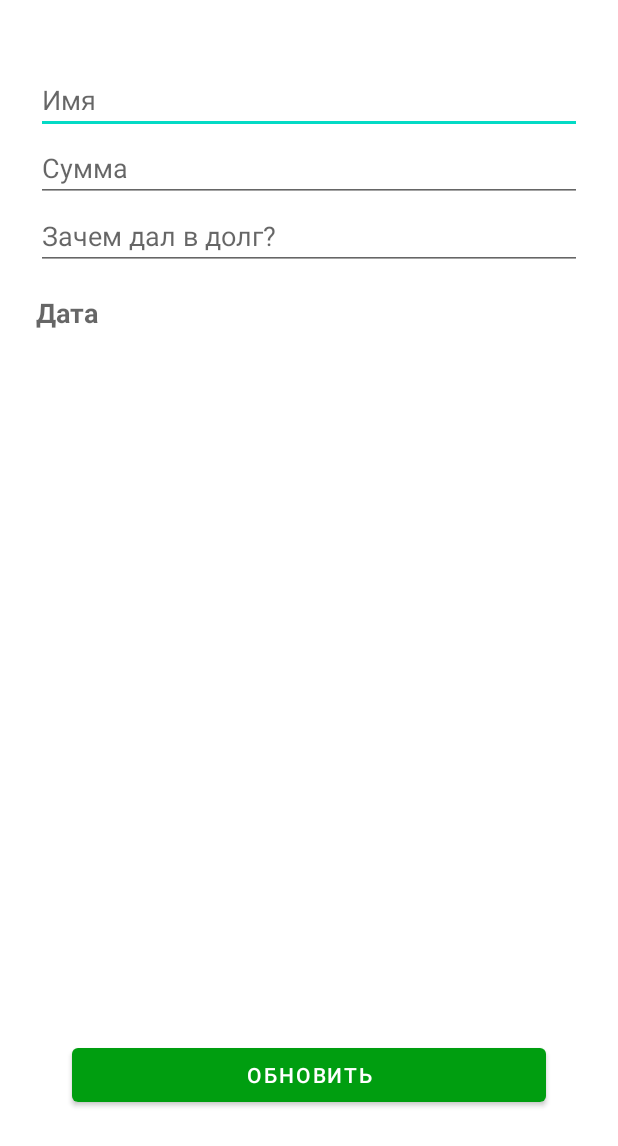
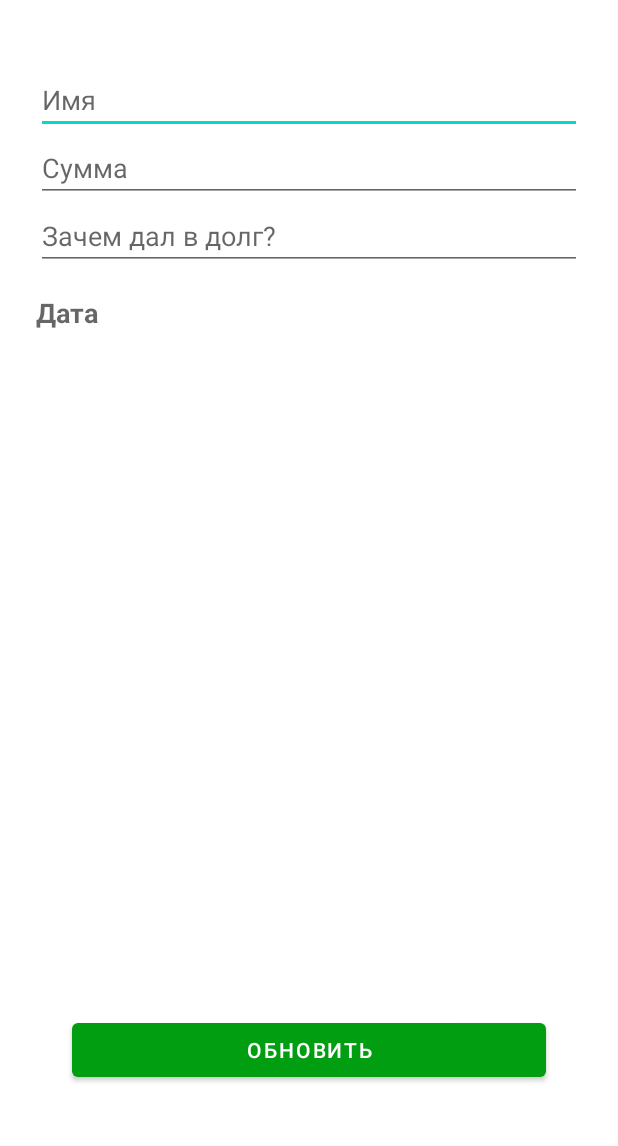
Before and after one commit to llxodz/ListOfDebtors, an Android app: the layout fragment_update.xml on its own in the app's theme, with its tools: preview values and no code run, on a phone screen of 412 x 824 dp. Shown: the top 1146 px of the screen. Run offline under Robolectric (Android 15) with nearby library versions, the phone set to English and light mode, and no system bars.

Commit message:
fix bugs

```diff
--- a/app/src/main/res/layout/fragment_add.xml
+++ b/app/src/main/res/layout/fragment_add.xml
@@ -29,7 +29,7 @@
         android:layout_marginStart="24dp"
         android:layout_marginEnd="24dp"
         android:ems="10"
-        android:inputType="phone"
+        android:inputType="numberPassword"
         android:hint="@string/et_amount"
         app:layout_constraintEnd_toEndOf="parent"
         app:layout_constraintHorizontal_bias="0.5"
@@ -72,10 +72,9 @@
         android:layout_width="0dp"
         android:layout_height="wrap_content"
         android:layout_marginStart="48dp"
-        android:layout_marginTop="200dp"
+        android:layout_marginBottom="100dp"
         android:layout_marginEnd="48dp"
         android:text="@string/add_btn"
-        app:layout_constraintTop_toTopOf="@+id/et_timestamp"
         app:layout_constraintBottom_toBottomOf="parent"
         app:layout_constraintRight_toRightOf="parent"
         app:layout_constraintLeft_toLeftOf="parent"/>
--- a/app/src/main/res/layout/fragment_update.xml
+++ b/app/src/main/res/layout/fragment_update.xml
@@ -29,7 +29,7 @@
         android:layout_marginStart="24dp"
         android:layout_marginEnd="24dp"
         android:ems="10"
-        android:inputType="phone"
+        android:inputType="numberPassword"
         android:hint="@string/et_amount"
         app:layout_constraintEnd_toEndOf="parent"
         app:layout_constraintHorizontal_bias="0.5"
@@ -72,12 +72,11 @@
         android:layout_width="0dp"
         android:layout_height="wrap_content"
         android:layout_marginStart="48dp"
-        android:layout_marginTop="472dp"
         android:layout_marginEnd="48dp"
+        android:layout_marginBottom="100dp"
         android:text="@string/update_btn"
-        app:layout_constraintEnd_toEndOf="parent"
-        app:layout_constraintHorizontal_bias="0.0"
-        app:layout_constraintStart_toStartOf="parent"
-        app:layout_constraintTop_toBottomOf="@+id/et_timestamp_update" />
+        app:layout_constraintLeft_toLeftOf="parent"
+        app:layout_constraintRight_toRightOf="parent"
+        app:layout_constraintBottom_toBottomOf="parent"/>
 
 </androidx.constraintlayout.widget.ConstraintLayout>
```
Also changed, not shown: app/src/main/java/com/codinginflow/listofdebtors/fragments/add/AddFragment.kt (+18 -17 lines), app/src/main/java/com/codinginflow/listofdebtors/fragments/update/UpdateFragment.kt (+24 -18 lines).
